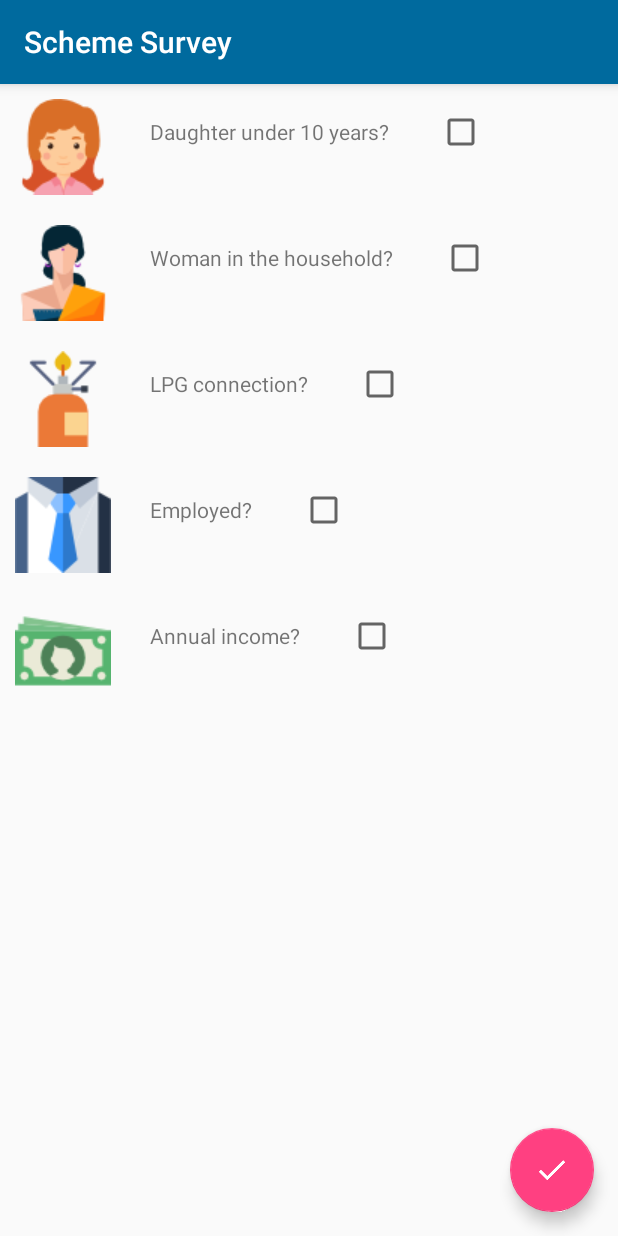
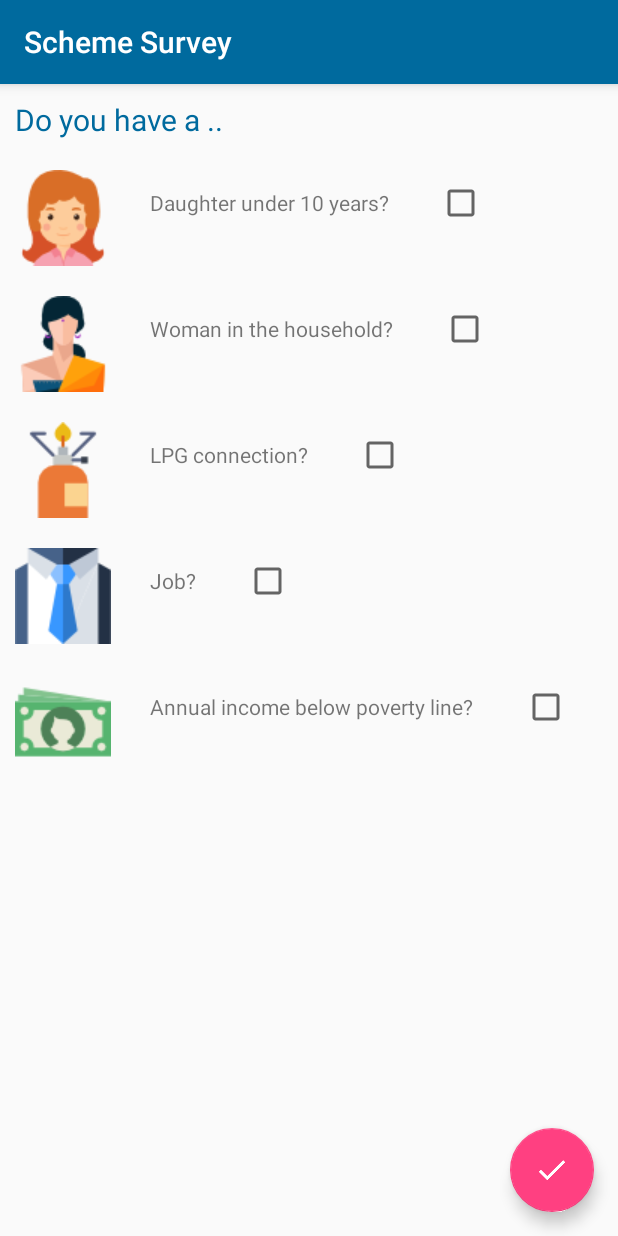
Before and after one commit to Codeminators/finclusion, an Android app: the SchemesActivity screen opened directly, with no data from a screen before it, on a phone screen of 412 x 824 dp. Run offline under Robolectric (Android 15) with nearby library versions, the phone set to English and light mode, and no system bars; libraries missing offline, so code that uses them is left out: com.robinhood.ticker; 1 statement that could not run was skipped.

Commit message:
fixed survey errors

```diff
--- a/app/src/main/java/codeminators/finclusion/SchemesActivity.java
+++ b/app/src/main/java/codeminators/finclusion/SchemesActivity.java
@@ -42,8 +42,8 @@ public class SchemesActivity extends AppCompatActivity {
         myDataset.add("Daughter under 10 years?");
         myDataset.add("Woman in the household?");
         myDataset.add("LPG connection?");
-        myDataset.add("Employed?");
-        myDataset.add("Annual income?");
+        myDataset.add("Job?");
+        myDataset.add("Annual income below poverty line?");
         mAdapter = new SurveyAdapter(myDataset);
         mRecyclerView.setAdapter(mAdapter);
 
--- a/app/src/main/res/layout/activity_schemes.xml
+++ b/app/src/main/res/layout/activity_schemes.xml
@@ -5,7 +5,13 @@
     android:id="@+id/activity_schemes"
     android:layout_width="match_parent"
     android:layout_height="match_parent"
-    tools:context="codeminators.finclusion.SchemesActivity">
+    tools:context="codeminators.finclusion.SchemesActivity"
+    android:orientation="vertical"
+    >
+    <LinearLayout
+        android:layout_width="match_parent"
+        android:layout_height="match_parent"
+        android:orientation="vertical">
 
     <android.support.v7.widget.Toolbar
         android:id="@+id/toolbar"
@@ -15,14 +21,22 @@
         android:elevation="5dp"
         android:minHeight="?attr/actionBarSize"
         app:theme="@style/ThemeOverlay.AppCompat.Dark.ActionBar" />
+    <TextView
+        android:layout_width="wrap_content"
+        android:layout_height="wrap_content"
+        android:textColor="@color/colorPrimary"
+        android:text="Do you have a .."
+        android:textSize="20sp"
+        android:layout_margin="10dp"
+        />
 
     <android.support.v7.widget.RecyclerView
         android:id="@+id/recyclerView"
         android:layout_width="match_parent"
-        android:layout_height="match_parent"
-        android:layout_below="@+id/toolbar">
+        android:layout_height="match_parent">
 
     </android.support.v7.widget.RecyclerView>
+    </LinearLayout>
 
     <android.support.design.widget.FloatingActionButton
         android:id="@+id/fab_show_schemes"
```
